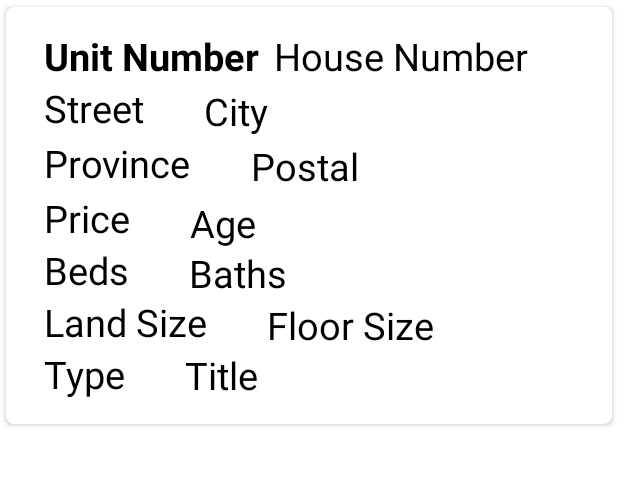
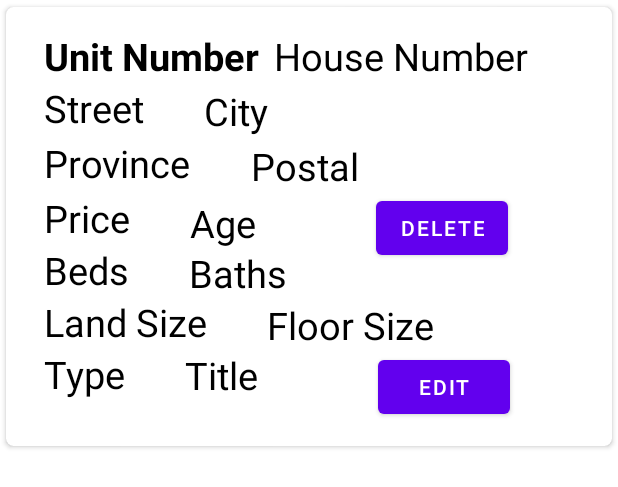
Before and after one commit to Baljeet1506/4290, an Android app: the layout listings_list_item.xml on its own in the app's theme, with its tools: preview values and no code run, on a phone screen of 412 x 824 dp. Shown: the top 487 px of the screen. Run offline under Robolectric (Android 15) with nearby library versions, the phone set to English and light mode, and no system bars.

Commit message:
Added logic for deleting an entry form myListing page, still need to finish the Edit myListing

```diff
--- a/app/build.gradle
+++ b/app/build.gradle
@@ -41,7 +41,7 @@ dependencies {
     implementation 'com.google.firebase:firebase-database:20.0.5'
     implementation 'com.firebaseui:firebase-ui-database:8.0.1'
 
-    implementation 'androidx.recyclerview:recyclerview:1.1.0'
+    implementation 'androidx.recyclerview:recyclerview:1.2.1'
     implementation 'androidx.cardview:cardview:1.0.0'
 
     implementation 'com.github.bumptech.glide:glide:4.11.0'
@@ -56,4 +56,6 @@ dependencies {
 
     implementation platform('com.google.firebase:firebase-bom:30.1.0')
     implementation 'com.google.firebase:firebase-auth:21.0.6'
+
+    implementation 'com.orhanobut:dialogplus:1.11@aar'
 }
--- a/app/src/main/res/layout/listings_list_item.xml
+++ b/app/src/main/res/layout/listings_list_item.xml
@@ -166,6 +166,24 @@
             android:textColor="#000"
             android:textSize="25sp" />
 
+        <Button
+            android:id="@+id/editListingBtn"
+            android:layout_width="wrap_content"
+            android:layout_height="wrap_content"
+            android:layout_below="@id/floor_Text"
+            android:layout_marginLeft="80dp"
+            android:layout_toRightOf="@id/title_Text"
+            android:text="EDIT" />
+
+        <Button
+            android:id="@+id/deleteListingBtn"
+            android:layout_width="wrap_content"
+            android:layout_height="wrap_content"
+            android:layout_below="@id/postal_Text"
+            android:layout_toRightOf="@id/age_Text"
+            android:layout_marginLeft="80dp"
+            android:text="DELETE" />
+
 
     </RelativeLayout>
 
```
Also changed, not shown: app/src/main/java/com/example/realtorandviewer/myadapter.java (+52 -2 lines), app/src/main/res/layout/dialogcontent.xml (added, +63 -0 lines).
